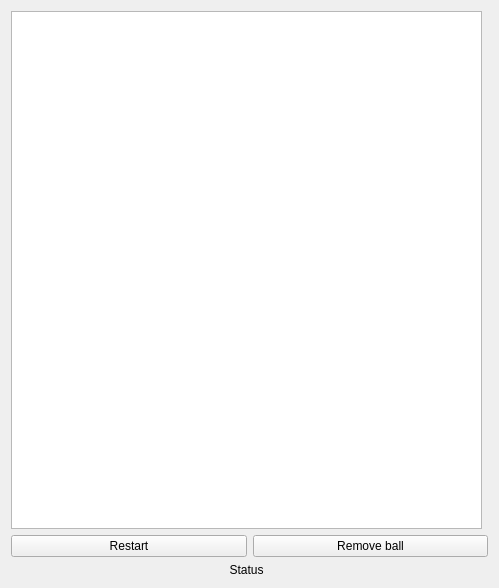
JamesZFS/Plongeur, file gameframe.ui: the form before one commit.
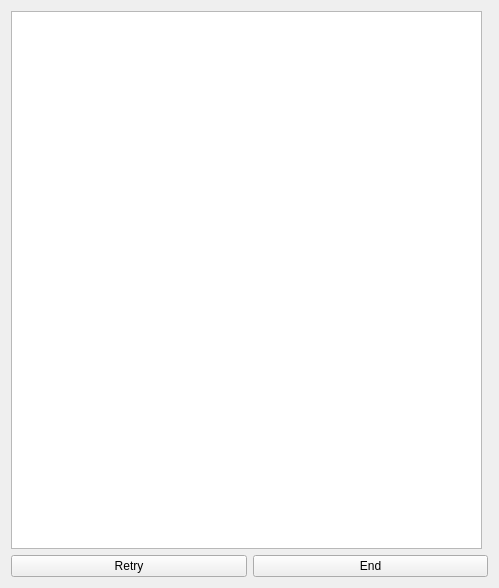
The form after the commit.

Commit message: [add] help dialog, [update] score board

What changed in the file:
```diff
--- a/gameframe.ui
+++ b/gameframe.ui
@@ -25,29 +25,19 @@
      <item>
       <widget class="QPushButton" name="bt_restart">
        <property name="text">
-        <string>Restart</string>
+        <string>Retry</string>
        </property>
       </widget>
      </item>
      <item>
       <widget class="QPushButton" name="bt_remove_ball">
        <property name="text">
-        <string>Remove ball</string>
+        <string>End</string>
        </property>
       </widget>
      </item>
     </layout>
    </item>
-   <item row="2" column="0">
-    <widget class="QLabel" name="labelStatus">
-     <property name="text">
-      <string>Status</string>
-     </property>
-     <property name="alignment">
-      <set>Qt::AlignCenter</set>
-     </property>
-    </widget>
-   </item>
   </layout>
  </widget>
  <resources/>
```
Left out of the diff: 4 changed lines with no effect on the pictures. The commit also changes 5 other files.
